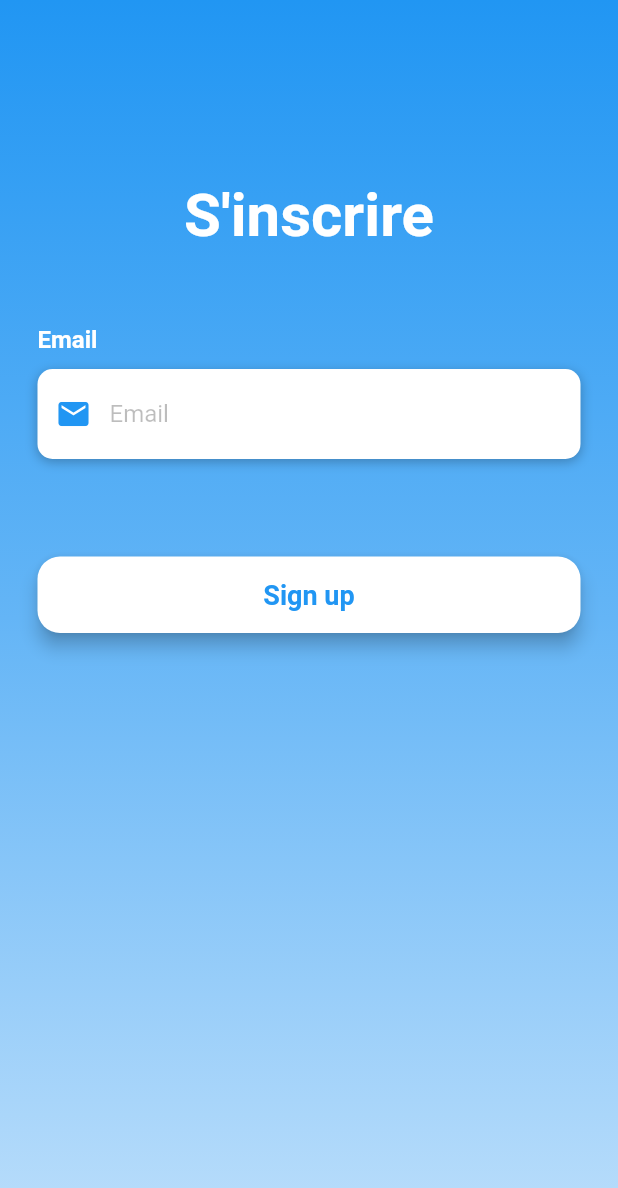
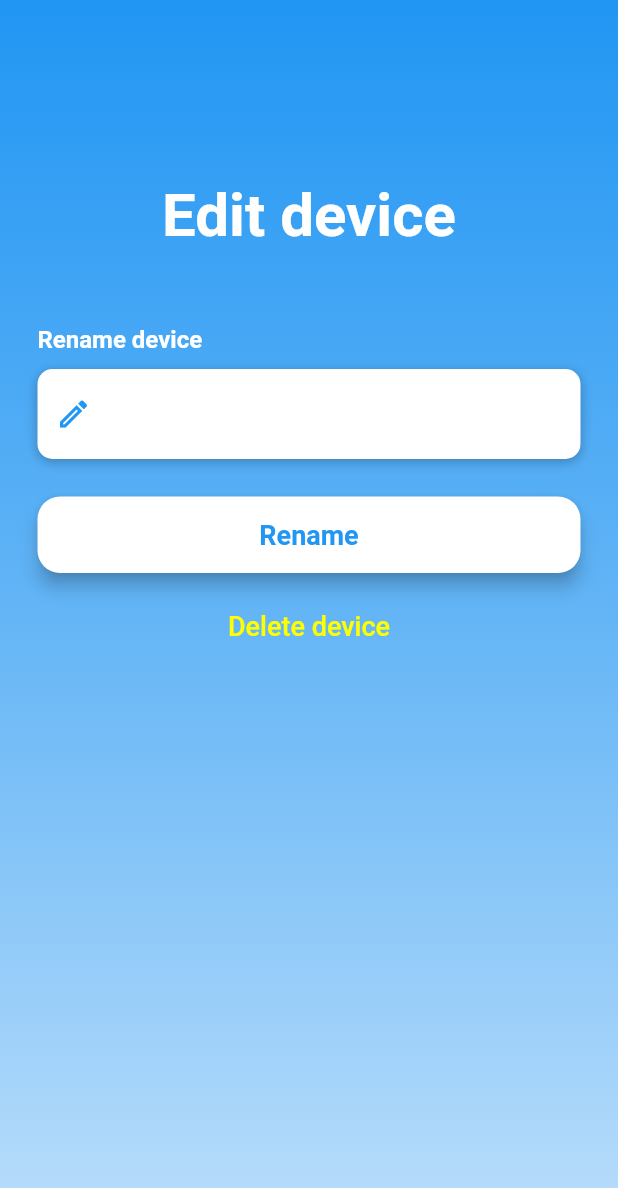
Before and after one commit to flo2517/PcController, a Flutter app: the editDevice screen opened directly with empty values, on a phone screen of 412 x 824 dp. Shown: the top 1188 px of the screen. Run offline on Flutter 3.47's test engine with Material 2 defaults, Android fonts, the phone set to English and light mode, and no system bars; our stand-ins replace shared_preferences; accounts and stored records are empty; statements that could not run were skipped.

Commit message:
Edit device + reload auto after edit

```diff
--- a/flutter_app/lib/information.dart
+++ b/flutter_app/lib/information.dart
@@ -14,6 +14,8 @@ class information {
 
    var refreshToken;
    var computerId;
+   String? computerName;
+
 
    void setToken(token){
       this.token = token;
--- a/flutter_app/lib/input_validator.dart
+++ b/flutter_app/lib/input_validator.dart
@@ -1,7 +1,7 @@
 import 'dart:developer';
 //import 'dart:math';
 import 'package:flutter/material.dart';
- showAlertDialog(BuildContext context, String text, String title, {bool sign = false}) {
+ showAlertDialog(BuildContext context, String text, String title, {bool sign  = false, bool rename = false}) {
 
   // set up the button
   Widget okButton = TextButton(
@@ -9,6 +9,9 @@ import 'package:flutter/material.dart';
     onPressed: () {
       Navigator.of(context).pop(); // dismiss dialog
       if(sign){
+        Navigator.of(context).pop();
+      }
+      if(rename){
         Navigator.of(context).pop();
       }
     },
--- a/flutter_app/lib/pages/control_page.dart
+++ b/flutter_app/lib/pages/control_page.dart
@@ -163,8 +163,12 @@ class _RemoteState extends State<Remote> {
               child: Column(
                 mainAxisAlignment: MainAxisAlignment.start,
                 children: [
+                  SizedBox(height: 20.0),
+                  Text('Device : '+widget.infos.computerName!, style: TextStyle(fontSize: 20,
+                      color: Colors.white)),
                   SizedBox(
                     height: 100,
+
 
                     ///volume
                     child: Row(
--- a/flutter_app/lib/pages/edit_device.dart
+++ b/flutter_app/lib/pages/edit_device.dart
@@ -1,5 +1,6 @@
 // ignore_for_file: prefer_const_literals_to_create_immutables, prefer_const_constructors
 
+import 'dart:convert';
 import 'dart:developer';
 
 import 'package:flutter/material.dart';
@@ -18,6 +19,7 @@ class editDevice extends StatefulWidget {
     Key? key,
     required this.url,
     required this.infos
+
   }) : super(key: key);
 
   @override
@@ -26,33 +28,76 @@ class editDevice extends StatefulWidget {
 
 class _editDevice extends State<editDevice> {
 
-  TextEditingController _emailCo = TextEditingController();
-  TextEditingController _pswdCo = TextEditingController();
+  TextEditingController _Name = TextEditingController();
+
+  @override
+  void initState() {
+    _Name.text= widget.infos.computerName!;
+
+  }
+
   //TextEditingController _username = TextEditingController();
 
-  void signInRequest() async {
-    var response = await post(Uri.parse(widget.url+"/register"), body: {
-      "email": _emailCo.text,
+  /// i = 1 => rename
+  /// i= 2 => delete
+  void Request(int i) async {
+    var response;
+    switch(i){
+      case 1 :
+         response = await post(Uri.parse(widget.url+"/device/update"),  headers: {"x-access-token": widget.infos.token}, body: {
+          "uuid": widget.infos.computerId,
+          "name": _Name.text
+        });
+        log( widget.infos.computerId);
+        if(response.statusCode == 200){
+          showAlertDialog(context, "Succes","Rename",sign: true, rename: true);
 
-      "password": _pswdCo.text
-    });
-    log(widget.url);
-    log(response.statusCode.toString());
+
+        }
+        log(response.statusCode.toString());
+        log(response.body);
+
+        break;
+      case 2 :
+        response = await post(Uri.parse(widget.url+"/device/delete"),  headers: {"x-access-token": widget.infos.token}, body: {
+          "uuid": widget.infos.computerId,
+        });
+        if(response.statusCode == 200){
+          showAlertDialog(context, "Succes","Delete",sign: true, rename: true);
+        }
+
+        break;
+      default :
+        break;
+    }
+
+    // log(widget.url);
+    // log(response.statusCode.toString());
     log(response.body);
-    if(response.statusCode ==200){
-      showAlertDialog(context, "Success\nA validation email was send, click the link then login to continue","Sign up",sign: true);
-
+    //
+    if(response.statusCode != 200){
+      snackBarMessage(jsonDecode(response.body)["message"]);
     }
 
 
+
   }
-
-  Widget buildEmail() {
+  void snackBarMessage(String msg){
+    ScaffoldMessenger.of(context).showSnackBar(SnackBar(
+      content:  Text(msg),
+      duration: const Duration(seconds: 5),
+      // action: SnackBarAction(
+      //   label: 'ACTION',
+      //   onPressed: () { },
+      // ),
+    ));
+  }
+  Widget buildRename() {
     return Column(
       crossAxisAlignment: CrossAxisAlignment.start,
       children: <Widget>[
         Text(
-          'Email',
+          'Rename device',
           style: TextStyle(
               color: Colors.white, fontSize: 16, fontWeight: FontWeight.bold),
         ),
@@ -68,14 +113,13 @@ class _editDevice extends State<editDevice> {
               ]),
           height: 60,
           child: TextField(
-            controller: _emailCo,
+            controller: _Name,
             keyboardType: TextInputType.emailAddress,
             style: TextStyle(color: Colors.black87),
             decoration: InputDecoration(
                 border: InputBorder.none,
                 contentPadding: EdgeInsets.only(top: 14),
-                prefixIcon: Icon(Icons.email, color: Colors.blue),
-                hintText: 'Email',
+                prefixIcon: Icon(Icons.edit_outlined, color: Colors.blue),
                 hintStyle: TextStyle(color: Colors.black26)),
           ),
         )
@@ -83,108 +127,28 @@ class _editDevice extends State<editDevice> {
     );
   }
   //
-  // Widget buildUsername() {
-  //   return Column(
-  //     crossAxisAlignment: CrossAxisAlignment.start,
-  //     children: <Widget>[
-  //       Text(
-  //         'Pseudo',
-  //         style: TextStyle(
-  //             color: Colors.white, fontSize: 16, fontWeight: FontWeight.bold),
-  //       ),
-  //       SizedBox(height: 10),
-  //       Container(
-  //         alignment: Alignment.centerLeft,
-  //         decoration: BoxDecoration(
-  //             color: Colors.white,
-  //             borderRadius: BorderRadius.circular(10),
-  //             boxShadow: [
-  //               BoxShadow(
-  //                   color: Colors.black26, blurRadius: 6, offset: Offset(0, 2))
-  //             ]),
-  //         height: 60,
-  //         child: TextField(
-  //           controller: _username,
-  //           keyboardType: TextInputType.text,
-  //           style: TextStyle(color: Colors.black87),
-  //           decoration: InputDecoration(
-  //               border: InputBorder.none,
-  //               contentPadding: EdgeInsets.only(top: 14),
-  //               prefixIcon: Icon(Icons.person, color: Colors.blue),
-  //               hintText: 'Pseudo',
-  //               hintStyle: TextStyle(color: Colors.black26)),
-  //         ),
-  //       )
-  //     ],
-  //   );
-  // }
-
-
-
-  // Widget buildForgotPassBtn() {
-  //   return Container(
-  //     alignment: Alignment.centerRight,
-  //     child: FlatButton(
-  //       onPressed: () => {},
-  //       padding: EdgeInsets.only(right: 0),
-  //       child: Text(
-  //         'Mot de passe oublié ?',
-  //         style: TextStyle(color: Colors.white, fontWeight: FontWeight.bold),
-  //       ),
-  //     ),
-  //   );
-  // }
-
-  // Widget buildRemember() {
-  //   return Container(
-  //     height: 20,
-  //     child: Row(
-  //       children: <Widget>[
-  //         Theme(
-  //             data: ThemeData(unselectedWidgetColor: Colors.white),
-  //             child: Checkbox(
-  //               value: isRememberMe,
-  //               checkColor: Colors.blue,
-  //               activeColor: Colors.white,
-  //               onChanged: (value) {
-  //                 setState(() {
-  //                   isRememberMe = value!;
-  //                 });
-  //               },
-  //             )),
-  //         Text(
-  //           'Se souvenir de moi',
-  //           style: TextStyle(
-  //             color: Colors.white,
-  //             fontWeight: FontWeight.bold,
-  //           ),
-  //         )
-  //       ],
-  //     ),
-  //   );
-  // }
-
-  Widget buildSignUpBtn() {
+  Widget buildRenameBtn() {
     return Container(
       padding: EdgeInsets.symmetric(vertical: 25),
       width: double.infinity,
       child: RaisedButton(
         elevation: 5,
         onPressed: () => {
-          // Navigator.of(context).(MaterialPageRoute(
-          //     builder: (context)=>Remote()
-          // ))
-          print(_emailCo.text + " " + _pswdCo.text ),
-          if(EmailValidator.Validate(_emailCo.text,context) && PasswordValidator.Validate(_pswdCo.text, context)){
-            signInRequest()
-          }
-          //Navigator.push(context, MaterialPageRoute(builder: (context)=> Remote()))
+          // // Navigator.of(context).(MaterialPageRoute(
+          // //     builder: (context)=>Remote()
+          // // ))
+          // print(_Name.text + " " + _pswdCo.text ),
+          // if(EmailValidator.Validate(_Name.text,context) && PasswordValidator.Validate(_pswdCo.text, context)){
+          //   signInRequest()
+          // }
+          // //Navigator.push(context, MaterialPageRoute(builder: (context)=> Remote()))
+          Request(1)
         },
         padding: EdgeInsets.all(15),
         shape: RoundedRectangleBorder(borderRadius: BorderRadius.circular(15)),
         color: Colors.white,
         child: Text(
-          'Sign up',
+          'Rename',
           style: TextStyle(
               color: Colors.blue, fontSize: 18, fontWeight: FontWeight.bold),
         ),
@@ -192,27 +156,20 @@ class _editDevice extends State<editDevice> {
     );
   }
 
-  // Widget buildSignupBtn() {
-  //   return GestureDetector(
-  //     onTap: () => {
-  //       Navigator.push(
-  //           context, MaterialPageRoute(builder: (context) => signIn()))
-  //     },
-  //     child: RichText(
-  //         text: TextSpan(children: [
-  //       TextSpan(
-  //           text: "Pas de compte ? ",
-  //           style: TextStyle(
-  //               color: Colors.white,
-  //               fontSize: 18,
-  //               fontWeight: FontWeight.w500)),
-  //       TextSpan(
-  //           text: 'S\'inscrire',
-  //           style: TextStyle(
-  //               color: Colors.white, fontSize: 18, fontWeight: FontWeight.bold))
-  //     ])),
-  //   );
-  // }
+  Widget buildDeleteBtn() {
+    return GestureDetector(
+      onTap: () => {
+Request(2)
+      },
+      child: RichText(
+          text: TextSpan(
+              text: "Delete device",
+              style: TextStyle(
+                  color: Colors.yellowAccent,
+                  fontSize: 18,
+                  fontWeight: FontWeight.w500))),
+    );
+  }
 
   @override
   Widget build(BuildContext context) {
@@ -240,25 +197,22 @@ class _editDevice extends State<editDevice> {
                     mainAxisAlignment: MainAxisAlignment.center,
                     children: <Widget>[
                       Text(
-                        "S'inscrire",
+                        "Edit device",
                         style: TextStyle(
                             color: Colors.white,
                             fontSize: 40,
                             fontWeight: FontWeight.bold),
                       ),
                       SizedBox(height: 50),
-                      buildEmail(),
-                      SizedBox(height: 20),
+                      buildRename(),
                       // buildUsername(),
                       // SizedBox(height: 20),
 
 
-                      SizedBox(height: 20),
-
                       // buildForgotPassBtn(),
                       // buildRemember(),
-                      buildSignUpBtn()
-                      //buildSignupBtn()
+                      buildRenameBtn(),
+                      buildDeleteBtn()
                     ],
                   ),
                 ),
```
Also changed, not shown: flutter_app/lib/pages/computer_chose.dart (+8 -1 lines), flutter_app/lib/pages/forget_password.dart (+2 -29 lines), flutter_app/lib/pages/sign_in.dart (+1 -36 lines).
